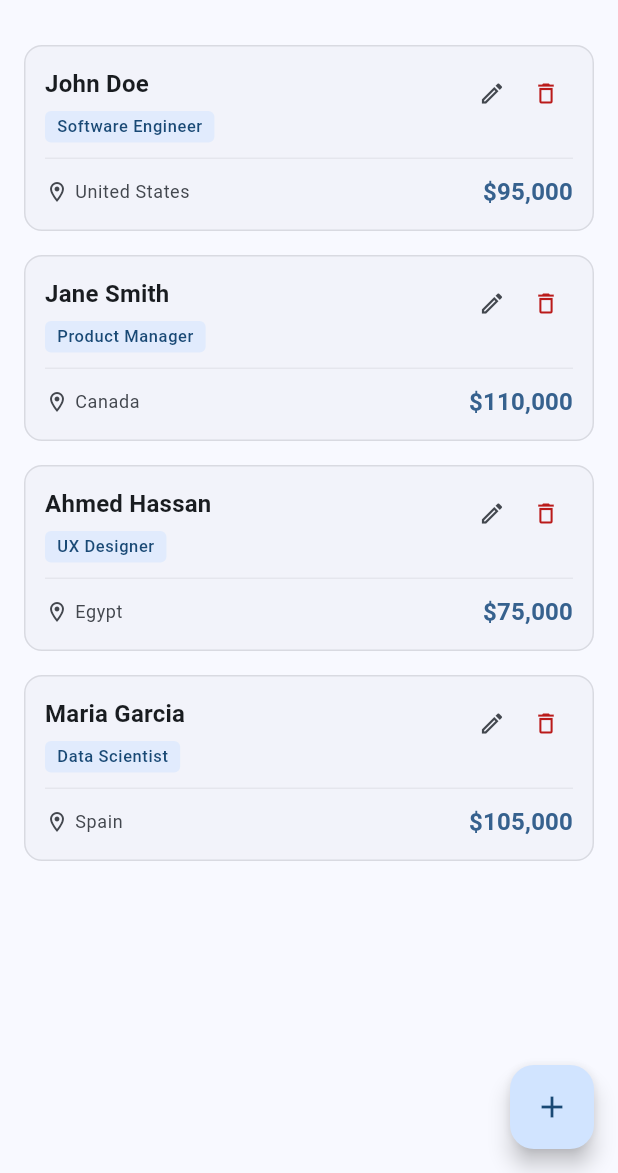
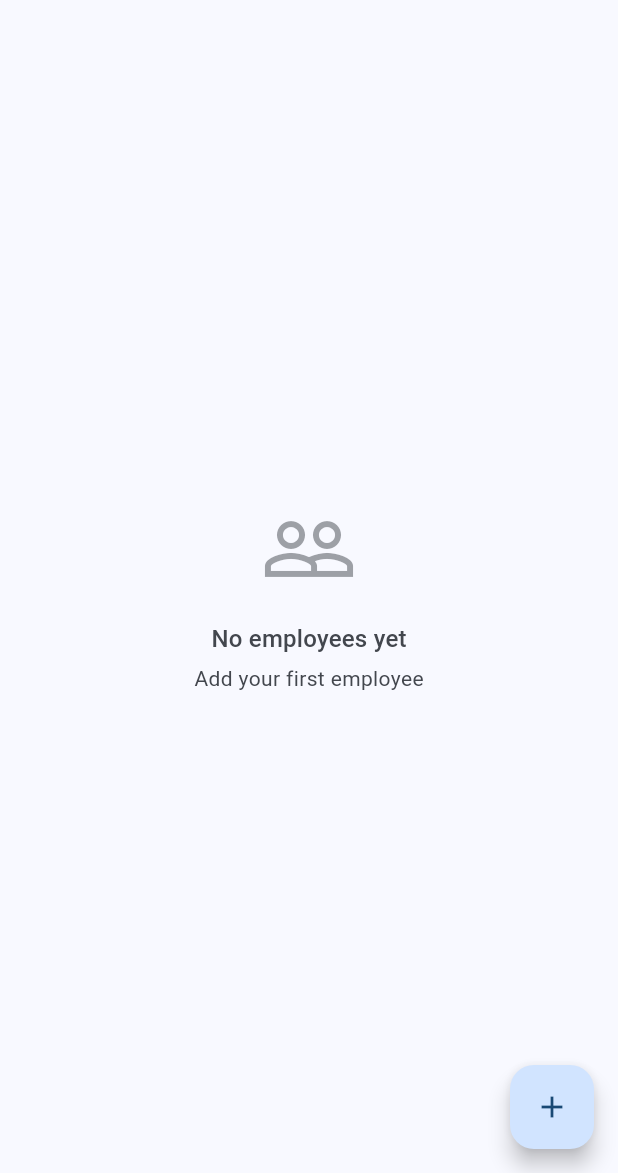
Before and after one commit to adityajaju31/employee-salary-management-flutter, a Flutter app: the screen it shows after launch, on a phone screen of 412 x 824 dp, the part 63-1236 px from its top. Run offline on Flutter 3.47's test engine with Material 3 defaults, Android fonts, the phone set to English and light mode, and no system bars; our stand-ins replace flutter_bloc, sqflite; accounts and stored records are empty.

Commit message:
chore(app): wire database, repository, and cubit at startup

```diff
--- a/lib/cubit/employee_cubit.dart
+++ b/lib/cubit/employee_cubit.dart
@@ -1,53 +1,31 @@
 import 'package:flutter_bloc/flutter_bloc.dart';
 import '../models/employee.dart';
+import '../repositories/employee_repository.dart';
 
 class EmployeeCubit extends Cubit<List<Employee>> {
-  EmployeeCubit() : super(_initialEmployees());
+  final EmployeeRepository _repository;
 
-  static List<Employee> _initialEmployees() {
-    return [
-      Employee(
-        id: '1',
-        fullName: 'John Doe',
-        jobTitle: 'Software Engineer',
-        country: 'United States',
-        salary: 95000,
-      ),
-      Employee(
-        id: '2',
-        fullName: 'Jane Smith',
-        jobTitle: 'Product Manager',
-        country: 'Canada',
-        salary: 110000,
-      ),
-      Employee(
-        id: '3',
-        fullName: 'Ahmed Hassan',
-        jobTitle: 'UX Designer',
-        country: 'Egypt',
-        salary: 75000,
-      ),
-      Employee(
-        id: '4',
-        fullName: 'Maria Garcia',
-        jobTitle: 'Data Scientist',
-        country: 'Spain',
-        salary: 105000,
-      ),
-    ];
+  EmployeeCubit(this._repository) : super([]) {
+    _loadEmployees();
   }
 
-  void addEmployee(Employee employee) {
-    emit([...state, employee]);
+  Future<void> _loadEmployees() async {
+    final employees = await _repository.getAllEmployees();
+    emit(employees);
   }
 
-  void updateEmployee(Employee updatedEmployee) {
-    emit(state.map((employee) {
-      return employee.id == updatedEmployee.id ? updatedEmployee : employee;
-    }).toList());
+  Future<void> addEmployee(Employee employee) async {
+    await _repository.insertEmployee(employee);
+    await _loadEmployees();
   }
 
-  void deleteEmployee(String id) {
-    emit(state.where((employee) => employee.id != id).toList());
+  Future<void> updateEmployee(Employee updatedEmployee) async {
+    await _repository.updateEmployee(updatedEmployee);
+    await _loadEmployees();
+  }
+
+  Future<void> deleteEmployee(String id) async {
+    await _repository.deleteEmployee(id);
+    await _loadEmployees();
   }
 }
--- a/lib/main.dart
+++ b/lib/main.dart
@@ -1,19 +1,42 @@
 import 'package:flutter/material.dart';
 import 'package:flutter_bloc/flutter_bloc.dart';
 import 'cubit/employee_cubit.dart';
+import 'repositories/employee_repository.dart';
+import 'services/database_service.dart';
 import 'employee_list_page.dart';
 
 void main() {
   runApp(const MainApp());
 }
 
-class MainApp extends StatelessWidget {
+class MainApp extends StatefulWidget {
   const MainApp({super.key});
+
+  @override
+  State<MainApp> createState() => _MainAppState();
+}
+
+class _MainAppState extends State<MainApp> {
+  late final DatabaseService _databaseService;
+  late final EmployeeRepository _repository;
+
+  @override
+  void initState() {
+    super.initState();
+    _databaseService = DatabaseService();
+    _repository = EmployeeRepository(_databaseService);
+  }
+
+  @override
+  void dispose() {
+    _databaseService.close();
+    super.dispose();
+  }
 
   @override
   Widget build(BuildContext context) {
     return BlocProvider(
-      create: (context) => EmployeeCubit(),
+      create: (context) => EmployeeCubit(_repository),
       child: MaterialApp(
         debugShowCheckedModeBanner: false,
         theme: ThemeData(
```
